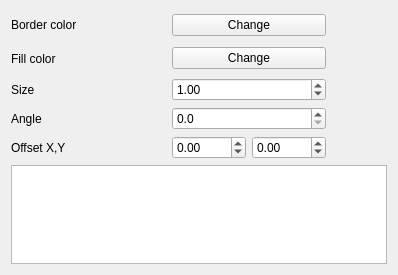
This is src/ui/symbollayer/widget_simplemarker.ui in qgis/QGIS as Qt 5 draws it before an edit. The edited form follows.
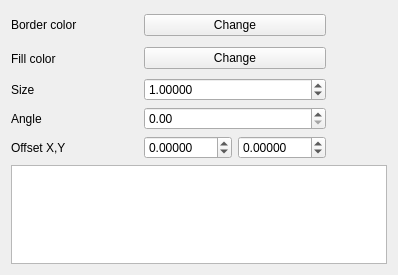
This is the edited form. Custom widgets are drawn as their Qt base class.

```diff
--- a/src/ui/symbollayer/widget_simplemarker.ui
+++ b/src/ui/symbollayer/widget_simplemarker.ui
@@ -77,7 +77,7 @@
      <item row="3" column="1">
       <widget class="QDoubleSpinBox" name="spinAngle">
        <property name="decimals">
-        <number>1</number>
+        <number>2</number>
        </property>
        <property name="maximum">
         <double>360.000000000000000</double>
@@ -99,7 +99,7 @@
        <item>
         <widget class="QDoubleSpinBox" name="spinOffsetX">
          <property name="decimals">
-          <number>2</number>
+          <number>5</number>
          </property>
          <property name="minimum">
           <double>-100.000000000000000</double>
@@ -109,7 +109,7 @@
        <item>
         <widget class="QDoubleSpinBox" name="spinOffsetY">
          <property name="decimals">
-          <number>2</number>
+          <number>5</number>
          </property>
          <property name="minimum">
           <double>-100.000000000000000</double>
@@ -121,7 +121,7 @@
      <item row="2" column="1">
       <widget class="QDoubleSpinBox" name="spinSize">
        <property name="decimals">
-        <number>2</number>
+        <number>5</number>
        </property>
        <property name="maximum">
         <double>100000.000000000000000</double>
```
